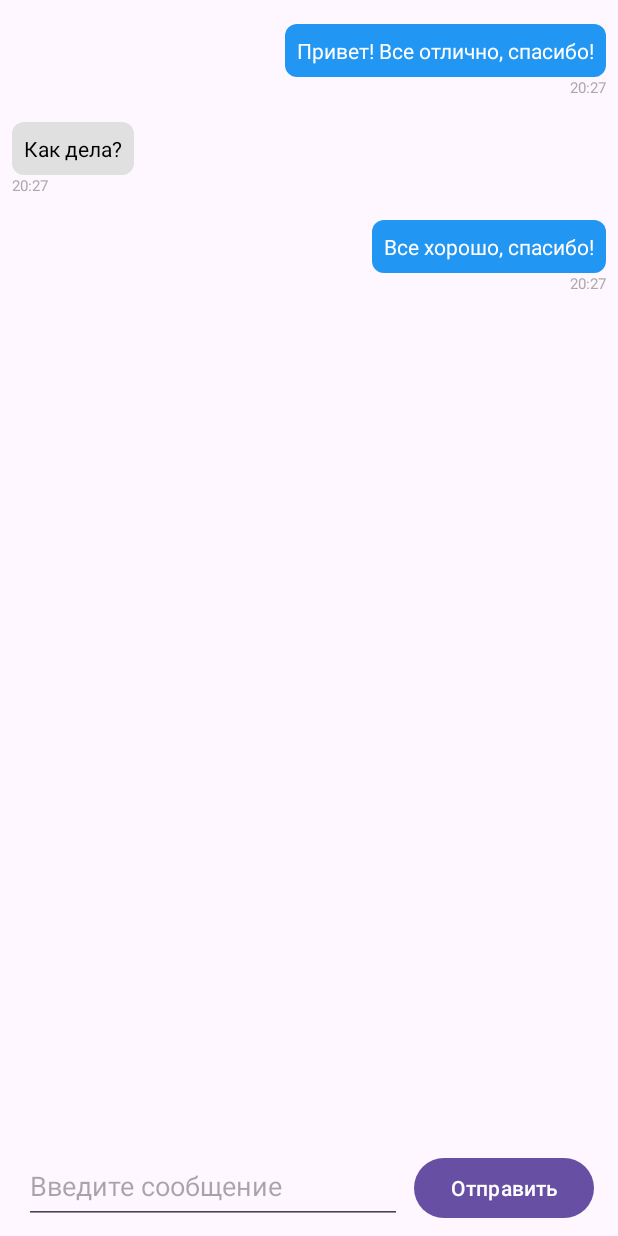
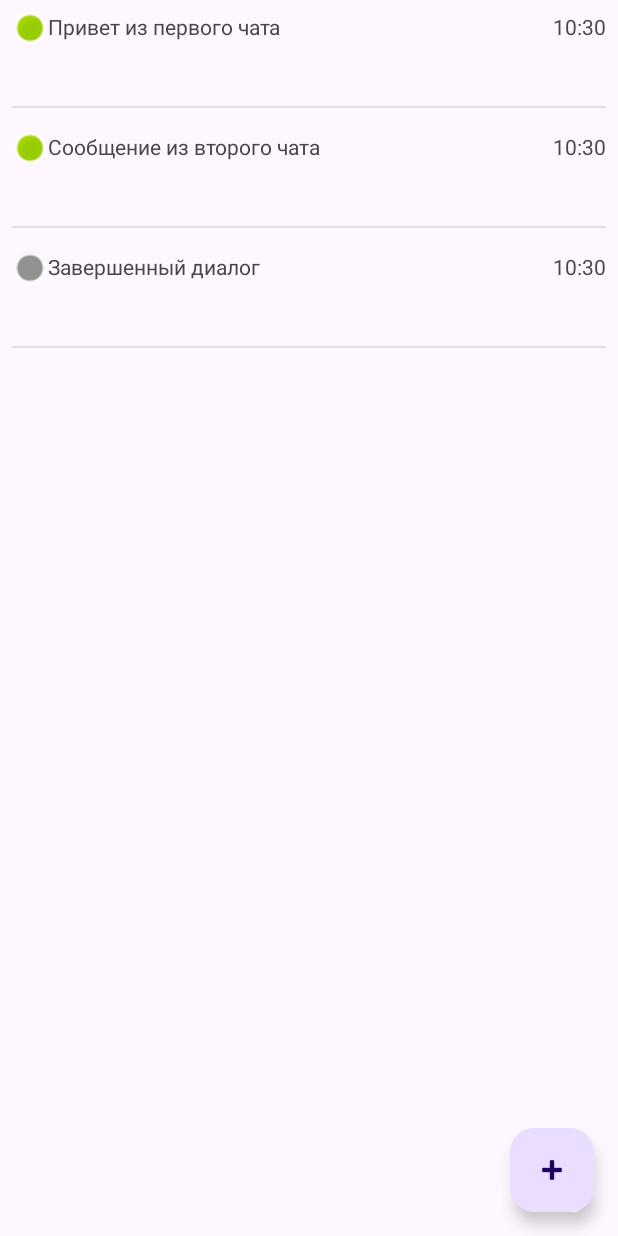
Before and after one commit to MihajlovAleksandr/AIChat, an Android app: the screen it shows after launch (MainActivity), on a phone screen of 412 x 824 dp. Run offline under Robolectric (Android 15) with nearby library versions, the phone set to English and light mode, and no system bars.

Commit message:
Add ChatList

```diff
--- /dev/null
+++ b/app/src/main/java/com/example/aichat/Chat.java
@@ -0,0 +1,89 @@
+package com.example.aichat;
+
+import java.time.LocalDateTime;
+import java.time.ZoneId;
+import java.time.ZonedDateTime;
+import java.time.format.DateTimeFormatter;
+import java.util.Arrays;
+import java.util.Objects;
+
+public class Chat implements Comparable<Chat> {
+    private int id;
+    private String creationTime;
+    private String endTime;
+    private int[] users;
+    private String lastMessage;
+
+    public Chat() {
+        this.creationTime = ZonedDateTime.now(ZoneId.of("UTC"))
+                .format(DateTimeFormatter.ISO_OFFSET_DATE_TIME);
+    }
+
+    public Chat(int id, int[] users, String lastMessage, boolean isActive) {
+        this.id = id; // Убедитесь, что ID сохраняется
+        this.users = users;
+        this.lastMessage = lastMessage;
+        this.creationTime = ZonedDateTime.now(ZoneId.of("UTC"))
+                .format(DateTimeFormatter.ISO_OFFSET_DATE_TIME);
+        if (!isActive) {
+            this.endTime = ZonedDateTime.now(ZoneId.of("UTC"))
+                    .format(DateTimeFormatter.ISO_OFFSET_DATE_TIME);
+        }
+    }
+    private LocalDateTime getLocalTime(String time) {
+        if (time == null) return null;
+        ZonedDateTime utcDateTime = ZonedDateTime.parse(time, DateTimeFormatter.ISO_OFFSET_DATE_TIME);
+        return utcDateTime.withZoneSameInstant(ZoneId.systemDefault()).toLocalDateTime();
+    }
+
+    public LocalDateTime getCreationTime() {
+        return getLocalTime(creationTime);
+    }
+
+    public LocalDateTime getEndTime() {
+        return getLocalTime(endTime);
+    }
+
+    @Override
+    public int compareTo(Chat other) {
+        return this.getCreationTime().compareTo(other.getCreationTime());
+    }
+
+    @Override
+    public boolean equals(Object o) {
+        if (this == o) return true;
+        if (o == null || getClass() != o.getClass()) return false;
+        Chat chat = (Chat) o;
+        return id == chat.id;
+    }
+
+    @Override
+    public int hashCode() {
+        return Objects.hash(id);
+    }
+
+    public int getId() {
+        return id;
+    }
+
+    public int[] getUsers() {
+        return users;
+    }
+
+    public String getLastMessage() {
+        return lastMessage;
+    }
+
+    public boolean isActive() {
+        return endTime == null;
+    }
+
+    public void setLastMessage(String lastMessage) {
+        this.lastMessage = lastMessage;
+    }
+
+    public void endChat() {
+        this.endTime = ZonedDateTime.now(ZoneId.of("UTC"))
+                .format(DateTimeFormatter.ISO_OFFSET_DATE_TIME);
+    }
+}
--- /dev/null
+++ b/app/src/main/java/com/example/aichat/ChatAdapter.java
@@ -0,0 +1,79 @@
+package com.example.aichat;
+
+import android.view.LayoutInflater;
+import android.view.View;
+import android.view.ViewGroup;
+import android.widget.ImageView;
+import android.widget.TextView;
+import androidx.annotation.NonNull;
+import androidx.recyclerview.widget.RecyclerView;
+
+import java.time.LocalDateTime;
+import java.time.format.DateTimeFormatter;
+import java.util.List;
+
+public class ChatAdapter extends RecyclerView.Adapter<ChatAdapter.ChatViewHolder> {
+
+    private List<Chat> chatList;
+    private OnChatClickListener listener;
+
+    public ChatAdapter(List<Chat> chatList, OnChatClickListener listener) {
+        this.chatList = chatList;
+        this.listener = listener;
+    }
+
+    @NonNull
+    @Override
+    public ChatViewHolder onCreateViewHolder(@NonNull ViewGroup parent, int viewType) {
+        View view = LayoutInflater.from(parent.getContext())
+                .inflate(R.layout.item_chat, parent, false);
+        return new ChatViewHolder(view);
+    }
+
+    @Override
+    public void onBindViewHolder(@NonNull ChatViewHolder holder, int position) {
+        Chat chat = chatList.get(position);
+        holder.bind(chat);
+
+        holder.itemView.setOnClickListener(v -> {
+            if (listener != null) {
+                listener.onChatClick(chat);
+            }
+        });
+    }
+
+    @Override
+    public int getItemCount() {
+        return chatList.size();
+    }
+
+    static class ChatViewHolder extends RecyclerView.ViewHolder {
+        private TextView tvLastMessage;
+        private TextView tvTime;
+        private ImageView ivChatStatus;
+
+        public ChatViewHolder(@NonNull View itemView) {
+            super(itemView);
+            tvLastMessage = itemView.findViewById(R.id.tv_last_message);
+            tvTime = itemView.findViewById(R.id.tv_time);
+            ivChatStatus = itemView.findViewById(R.id.iv_chat_status);
+        }
+
+        public void bind(Chat chat) {
+            tvLastMessage.setText(chat.getLastMessage());
+
+            LocalDateTime displayTime = chat.isActive() ?
+                    chat.getCreationTime() : chat.getEndTime();
+            tvTime.setText(displayTime.format(DateTimeFormatter.ofPattern("HH:mm")));
+
+            int statusIcon = chat.isActive() ?
+                    android.R.drawable.presence_online :
+                    android.R.drawable.presence_invisible;
+            ivChatStatus.setImageResource(statusIcon);
+        }
+    }
+
+    public interface OnChatClickListener {
+        void onChatClick(Chat chat);
+    }
+}
--- a/app/src/main/java/com/example/aichat/ChatFragment.java
+++ b/app/src/main/java/com/example/aichat/ChatFragment.java
@@ -1,14 +1,19 @@
 package com.example.aichat;
 
 import android.os.Bundle;
+import android.util.Log;
 import android.view.LayoutInflater;
 import android.view.View;
 import android.view.ViewGroup;
 import android.widget.Button;
 import android.widget.EditText;
+import android.widget.ImageButton;
+
+import androidx.annotation.NonNull;
 import androidx.fragment.app.Fragment;
 import androidx.recyclerview.widget.LinearLayoutManager;
 import androidx.recyclerview.widget.RecyclerView;
+
 import java.util.ArrayList;
 import java.util.List;
 
@@ -20,60 +25,63 @@ public class ChatFragment extends Fragment {
     private MessageAdapter messageAdapter;
     private List<Message> messages;
     private int currentUserId = 1;
+    private int chatId = -1;
 
     @Override
-    public View onCreateView(LayoutInflater inflater, ViewGroup container,
+    public View onCreateView(@NonNull LayoutInflater inflater, ViewGroup container,
                              Bundle savedInstanceState) {
         View view = inflater.inflate(R.layout.fragment_chat, container, false);
 
-        rvMessages = view.findViewById(R.id.rvMessages);
+        // Получаем ID чата из аргументов
+        if (getArguments() != null) {
+            chatId = getArguments().getInt("chatId", -1);
+        }
+        Log.d("ChatFragment", "Chat ID: " + chatId);
+
+        rvMessages = view.findViewById(R.id.rv_messages);
         rvMessages.setLayoutManager(new LinearLayoutManager(getContext()));
+
+        ImageButton btnBack = view.findViewById(R.id.btn_back);
+        btnBack.setOnClickListener(v -> navigateBack());
+
 
         messages = new ArrayList<>();
         messageAdapter = new MessageAdapter(messages, currentUserId);
         rvMessages.setAdapter(messageAdapter);
 
-        addSampleMessages();
+        loadMessages(chatId);
 
-        tiMessage = view.findViewById(R.id.tiMessage);
-        bSendMessage = view.findViewById(R.id.bSendMessage);
-
+        tiMessage = view.findViewById(R.id.ti_message);
+        bSendMessage = view.findViewById(R.id.b_send_message);
         bSendMessage.setOnClickListener(v -> {
             String messageText = tiMessage.getText().toString().trim();
             if (!messageText.isEmpty()) {
-                Message message = new Message(messageText, currentUserId, 1);
+                Message message = new Message(messageText, currentUserId, chatId);
                 messages.add(message);
                 messageAdapter.notifyItemInserted(messages.size() - 1);
+                rvMessages.scrollToPosition(messages.size() - 1);
                 tiMessage.setText("");
             }
         });
-        rvMessages.addOnLayoutChangeListener(new View.OnLayoutChangeListener() {
-            @Override
-            public void onLayoutChange(View v, int left, int top, int right, int bottom,
-                                       int oldLeft, int oldTop, int oldRight, int oldBottom) {
-                if (bottom < oldBottom) {
-                    // Сохраняем текущую позицию прокрутки
-                    final int scrollY = rvMessages.computeVerticalScrollOffset();
 
-                    rvMessages.post(new Runnable() {
-                        @Override
-                        public void run() {
-                            if (messageAdapter != null) {
-                                // Восстанавливаем позицию прокрутки
-                                rvMessages.scrollBy(0, scrollY);
-                            }
-                        }
-                    });
-                }
-            }
-        });
         return view;
     }
-
-    private void addSampleMessages() {
-        messages.add(new Message("Привет! Все отлично, спасибо!", currentUserId, 1));
-        messages.add(new Message("Как дела?", 2, 1));
-        messages.add(new Message("Все хорошо, спасибо!", currentUserId, 1));
+    private void navigateBack() {
+        if (getActivity() instanceof MainActivity) {
+            ((MainActivity) getActivity()).backToChats();
+        }
+    }
+    private void loadMessages(int chatId) {
+        messages.clear();
+        if (chatId == 1) {
+            messages.add(new Message("Привет из чата #1!", currentUserId, chatId));
+            messages.add(new Message("Как дела в первом чате?", 2, chatId));
+        } else if (chatId == 2) {
+            messages.add(new Message("Это чат номер 2", currentUserId, chatId));
+            messages.add(new Message("Здесь другое обсуждение", 3, chatId));
+        } else {
+            messages.add(new Message("Добро пожаловать в чат #" + chatId, currentUserId, chatId));
+        }
         messageAdapter.notifyDataSetChanged();
     }
 }
--- /dev/null
+++ b/app/src/main/java/com/example/aichat/ChatPagerAdapter.java
@@ -0,0 +1,62 @@
+package com.example.aichat;
+
+import android.os.Bundle;
+
+import androidx.annotation.NonNull;
+import androidx.fragment.app.Fragment;
+import androidx.fragment.app.FragmentActivity;
+import androidx.viewpager2.adapter.FragmentStateAdapter;
+
+import java.util.concurrent.ConcurrentNavigableMap;
+
+public class ChatPagerAdapter extends FragmentStateAdapter {
+
+    private int currentChatId = -1;
+    private ConnectionManager connectionManager;
+
+    public ChatPagerAdapter(@NonNull FragmentActivity fragmentActivity, ConnectionManager connectionManager) {
+        super(fragmentActivity);
+        this.connectionManager =  connectionManager;
+        connectionManager.SetCommandGot(new OnConnectionEvents() {
+            @Override
+            public void OnCommandGot(Command command) {
+
+            }
+
+            @Override
+            public void OnConnectionFailed() {
+
+            }
+
+            @Override
+            public void OnOpen() {
+
+            }
+        });
+    }
+
+    public void setCurrentChatId(int chatId) {
+        this.currentChatId = chatId;
+        notifyItemChanged(1);
+    }
+
+    @NonNull
+    @Override
+    public Fragment createFragment(int position) {
+        if (position == 1) {
+            ChatFragment chatFragment = new ChatFragment();
+            if (currentChatId != -1) {
+                Bundle args = new Bundle();
+                args.putInt("chatId", currentChatId);
+                chatFragment.setArguments(args);
+            }
+            return chatFragment;
+        }
+        return new ChatsListFragment();
+    }
+
+    @Override
+    public int getItemCount() {
+        return 2;
+    }
+}
--- /dev/null
+++ b/app/src/main/java/com/example/aichat/ChatsListFragment.java
@@ -0,0 +1,75 @@
+package com.example.aichat;
+
+import android.os.Bundle;
+import android.view.LayoutInflater;
+import android.view.View;
+import android.view.ViewGroup;
+
+import androidx.activity.OnBackPressedCallback;
+import androidx.annotation.NonNull;
+import androidx.fragment.app.Fragment;
+import androidx.recyclerview.widget.LinearLayoutManager;
+import androidx.recyclerview.widget.RecyclerView;
+import com.google.android.material.floatingactionbutton.FloatingActionButton;
+import java.util.ArrayList;
+import java.util.List;
+
+public class ChatsListFragment extends Fragment {
+
+    private RecyclerView recyclerView;
+    private ChatAdapter chatAdapter;
+    private List<Chat> chatList = new ArrayList<>();
+
+    @Override
+    public View onCreateView(@NonNull LayoutInflater inflater, ViewGroup container,
+                             Bundle savedInstanceState) {
+        View view = inflater.inflate(R.layout.fragment_chats_list, container, false);
+
+        recyclerView = view.findViewById(R.id.rv_chats);
+        recyclerView.setLayoutManager(new LinearLayoutManager(getContext()));
+
+        initSampleChats();
+
+        chatAdapter = new ChatAdapter(chatList, chat -> {
+            ((MainActivity) requireActivity()).openChat(chat.getId());
+        });
+        recyclerView.setAdapter(chatAdapter);
+
+        FloatingActionButton fabAddChat = view.findViewById(R.id.fab_add_chat);
+        fabAddChat.setOnClickListener(v -> addNewChat());
+
+        return view;
+    }
+
+    @Override
+    public void onResume() {
+        super.onResume();
+        // Отключаем обработку кнопки "Назад" в списке чатов
+        requireActivity().getOnBackPressedDispatcher().addCallback(getViewLifecycleOwner(),
+                new OnBackPressedCallback(false) {
+                    @Override
+                    public void handleOnBackPressed() {
+                        // Ничего не делаем - кнопка "Назад" будет работать по умолчанию
+                    }
+                });
+    }
+    private void initSampleChats() {
+        // Создаем чаты с разными ID
+        Chat chat1 = new Chat(1, new int[]{1, 2}, "Привет из первого чата", true);
+        Chat chat2 = new Chat(2, new int[]{1, 3}, "Сообщение из второго чата", true);
+        Chat chat3 = new Chat(3, new int[]{1, 4}, "Завершенный диалог", false);
+        chat3.endChat();
+
+        chatList.add(chat1);
+        chatList.add(chat2);
+        chatList.add(chat3);
+    }
+
+    public void addNewChat() {
+        int newId = chatList.isEmpty() ? 1 : chatList.toArray().length + 1;
+        Chat newChat = new Chat(newId, new int[]{1, 4}, "Чат начат", true);
+        chatList.add(0, newChat);
+        chatAdapter.notifyItemInserted(0);
+        recyclerView.scrollToPosition(0);
+    }
+}
--- a/app/src/main/java/com/example/aichat/MainActivity.java
+++ b/app/src/main/java/com/example/aichat/MainActivity.java
@@ -1,21 +1,46 @@
 package com.example.aichat;
 
 import android.os.Bundle;
-import android.util.Log;
-
 import androidx.appcompat.app.AppCompatActivity;
+import androidx.viewpager2.widget.ViewPager2;
 
 public class MainActivity extends AppCompatActivity {
+
+    private ViewPager2 viewPager;
+    private ChatPagerAdapter pagerAdapter;
+    private int currentChatId = -1;
 
     @Override
     protected void onCreate(Bundle savedInstanceState) {
         super.onCreate(savedInstanceState);
         setContentView(R.layout.activity_main);
+        ConnectionManager connectionManager = Singleton.getInstance().getConnectionManager();
+        if(connectionManager == null) {
+            connectionManager = new ConnectionManager(TokenManager.getToken(this));
+        }
+        viewPager = findViewById(R.id.view_pager);
+        pagerAdapter = new ChatPagerAdapter(this, connectionManager);
+        viewPager.setAdapter(pagerAdapter);
+        viewPager.setUserInputEnabled(false);
+    }
 
-        if (savedInstanceState == null) {
-            getSupportFragmentManager().beginTransaction()
-                    .replace(R.id.fragment_container, new ChatFragment())
-                    .commit();
+    @Override
+    public void onBackPressed() {
+        if (viewPager.getCurrentItem() == 1) {
+            backToChats();
+        } else {
+            super.onBackPressed();
         }
     }
+
+    public void openChat(int chatId) {
+        currentChatId = chatId;
+        pagerAdapter.setCurrentChatId(chatId);
+        viewPager.setCurrentItem(1, true);
+    }
+
+    public void backToChats() {
+        currentChatId = -1;
+        viewPager.setCurrentItem(0, true);
+    }
 }
--- a/app/src/main/java/com/example/aichat/MessageAdapter.java
+++ b/app/src/main/java/com/example/aichat/MessageAdapter.java
@@ -6,14 +6,13 @@ import android.view.ViewGroup;
 import android.widget.TextView;
 import androidx.annotation.NonNull;
 import androidx.recyclerview.widget.RecyclerView;
-
 import java.time.format.DateTimeFormatter;
 import java.util.List;
 
 public class MessageAdapter extends RecyclerView.Adapter<MessageAdapter.MessageViewHolder> {
 
     private List<Message> messages;
-    private int currentUserId; // ID текущего пользователя
+    private int currentUserId;
 
     public MessageAdapter(List<Message> messages, int currentUserId) {
         this.messages = messages;
@@ -23,17 +22,18 @@ public class MessageAdapter extends RecyclerView.Adapter<MessageAdapter.MessageV
     @NonNull
     @Override
     public MessageViewHolder onCreateViewHolder(@NonNull ViewGroup parent, int viewType) {
-        // Используем разные макеты для "моих" и "чужих" сообщений
         int layoutRes = viewType == 0 ? R.layout.my_message : R.layout.other_message;
         View view = LayoutInflater.from(parent.getContext()).inflate(layoutRes, parent, false);
         return new MessageViewHolder(view);
     }
-
     @Override
     public void onBindViewHolder(@NonNull MessageViewHolder holder, int position) {
         Message message = messages.get(position);
         holder.messageText.setText(message.getText());
-        holder.timeText.setText(message.getTime().format(DateTimeFormatter.ofPattern("HH:mm")));
+
+        // Можно отображать ID чата для отладки
+        holder.timeText.setText(message.getTime().format(DateTimeFormatter.ofPattern("HH:mm"))
+                + " (Чат " + message.getChat() + ")");
     }
 
     @Override
@@ -43,7 +43,6 @@ public class MessageAdapter extends RecyclerView.Adapter<MessageAdapter.MessageV
 
     @Override
     public int getItemViewType(int position) {
-        // Возвращаем 0, если сообщение "мое", и 1, если "чужое"
         return messages.get(position).isMyMessage(currentUserId) ? 0 : 1;
     }
 
--- a/app/src/main/res/layout/activity_main.xml
+++ b/app/src/main/res/layout/activity_main.xml
@@ -1,5 +1,6 @@
 <?xml version="1.0" encoding="utf-8"?>
-<androidx.constraintlayout.widget.ConstraintLayout xmlns:android="http://schemas.android.com/apk/res/android"
+<androidx.constraintlayout.widget.ConstraintLayout
+    xmlns:android="http://schemas.android.com/apk/res/android"
     xmlns:app="http://schemas.android.com/apk/res-auto"
     xmlns:tools="http://schemas.android.com/tools"
     android:layout_width="match_parent"
@@ -7,9 +8,8 @@
     android:fitsSystemWindows="true"
     tools:context=".MainActivity">
 
-    <!-- Контейнер для фрагментов -->
-    <FrameLayout
-        android:id="@+id/fragment_container"
+    <androidx.viewpager2.widget.ViewPager2
+        android:id="@+id/view_pager"
         android:layout_width="0dp"
         android:layout_height="0dp"
         android:fitsSystemWindows="true"
--- a/app/src/main/res/layout/fragment_chat.xml
+++ b/app/src/main/res/layout/fragment_chat.xml
@@ -5,22 +5,32 @@
     android:layout_width="match_parent"
     android:layout_height="match_parent">
 
-    <!-- RecyclerView для сообщений: его высота определяется ограничениями от верхней части экрана до начала поля ввода -->
+    <!-- Добавленная кнопка назад -->
+    <ImageButton
+        android:id="@+id/btn_back"
+        android:layout_width="48dp"
+        android:layout_height="48dp"
+        android:src="@android:drawable/ic_menu_revert"
+        android:background="?attr/selectableItemBackgroundBorderless"
+        app:layout_constraintStart_toStartOf="parent"
+        app:layout_constraintTop_toTopOf="parent"
+        android:layout_margin="8dp"/>
+
     <androidx.recyclerview.widget.RecyclerView
-        android:id="@+id/rvMessages"
+        android:id="@+id/rv_messages"
         android:layout_width="0dp"
         android:layout_height="0dp"
         android:layout_marginTop="8dp"
         android:layout_marginBottom="8dp"
         android:scrollbars="vertical"
-        app:layout_constraintTop_toTopOf="parent"
-        app:layout_constraintBottom_toTopOf="@+id/tiMessage"
+        app:layout_constraintTop_toBottomOf="@+id/btn_back"
+        app:layout_constraintBottom_toTopOf="@+id/ti_message"
         app:layout_constraintStart_toStartOf="parent"
         app:layout_constraintEnd_toEndOf="parent" />
 
-    <!-- Поле для ввода текста: оно занимает ровно столько места, сколько нужно (от 1 до 5 строк) -->
+    <!-- Остальные элементы остаются без изменений -->
     <com.google.android.material.textfield.TextInputEditText
-        android:id="@+id/tiMessage"
+        android:id="@+id/ti_message"
         android:layout_width="0dp"
         android:layout_height="wrap_content"
         android:layout_marginStart="16dp"
@@ -31,23 +41,20 @@
         android:minLines="1"
         android:gravity="top|start"
         android:minHeight="48dp"
-    android:maxHeight="150dp"
-    android:scrollbars="vertical"
-    android:inputType="textMultiLine"
-    app:layout_constraintTop_toBottomOf="@+id/rvMessages"
-    app:layout_constraintBottom_toBottomOf="parent"
-    app:layout_constraintStart_toStartOf="parent"
-    app:layout_constraintEnd_toStartOf="@+id/bSendMessage" />
+        android:maxHeight="150dp"
+        android:scrollbars="vertical"
+        android:inputType="textMultiLine"
+        app:layout_constraintBottom_toBottomOf="parent"
+        app:layout_constraintStart_toStartOf="parent"
+        app:layout_constraintEnd_toStartOf="@+id/b_send_message" />
 
-    <!-- Кнопка отправки -->
     <Button
-        android:id="@+id/bSendMessage"
+        android:id="@+id/b_send_message"
         android:layout_width="wrap_content"
         android:layout_height="wrap_content"
         android:layout_marginEnd="16dp"
         android:layout_marginBottom="8dp"
         android:text="Отправить"
-        app:layout_constrainedWidth="true"
         app:layout_constraintBottom_toBottomOf="parent"
         app:layout_constraintEnd_toEndOf="parent" />
 
--- /dev/null
+++ b/app/src/main/res/layout/fragment_chats_list.xml
@@ -0,0 +1,26 @@
+<?xml version="1.0" encoding="utf-8"?>
+<androidx.constraintlayout.widget.ConstraintLayout
+    xmlns:android="http://schemas.android.com/apk/res/android"
+    xmlns:app="http://schemas.android.com/apk/res-auto"
+    android:layout_width="match_parent"
+    android:layout_height="match_parent">
+
+    <androidx.recyclerview.widget.RecyclerView
+        android:id="@+id/rv_chats"
+        android:layout_width="0dp"
+        android:layout_height="0dp"
+        app:layout_constraintTop_toTopOf="parent"
+        app:layout_constraintBottom_toTopOf="@+id/fab_add_chat"
+        app:layout_constraintStart_toStartOf="parent"
+        app:layout_constraintEnd_toEndOf="parent"/>
+
+    <com.google.android.material.floatingactionbutton.FloatingActionButton
+        android:id="@+id/fab_add_chat"
+        android:layout_width="wrap_content"
+        android:layout_height="wrap_content"
+        android:layout_margin="16dp"
+        android:src="@android:drawable/ic_input_add"
+        app:layout_constraintBottom_toBottomOf="parent"
+        app:layout_constraintEnd_toEndOf="parent"/>
+
+</androidx.constraintlayout.widget.ConstraintLayout>
--- /dev/null
+++ b/app/src/main/res/layout/item_chat.xml
@@ -0,0 +1,47 @@
+<?xml version="1.0" encoding="utf-8"?>
+<androidx.constraintlayout.widget.ConstraintLayout
+    xmlns:android="http://schemas.android.com/apk/res/android"
+    xmlns:app="http://schemas.android.com/apk/res-auto"
+    android:layout_width="match_parent"
+    android:layout_height="80dp"
+    android:padding="8dp"
+    android:background="?attr/selectableItemBackground"
+    android:clickable="true"
+    android:focusable="true">
+
+    <ImageView
+        android:id="@+id/iv_chat_status"
+        android:layout_width="24dp"
+        android:layout_height="24dp"
+        android:layout_marginEnd="8dp"
+        app:layout_constraintBottom_toBottomOf="@+id/tv_last_message"
+        app:layout_constraintStart_toStartOf="parent"
+        app:layout_constraintTop_toTopOf="@+id/tv_last_message"/>
+
+    <TextView
+        android:id="@+id/tv_last_message"
+        android:layout_width="0dp"
+        android:layout_height="wrap_content"
+        android:ellipsize="end"
+        android:maxLines="1"
+        app:layout_constraintTop_toTopOf="parent"
+        app:layout_constraintStart_toEndOf="@+id/iv_chat_status"
+        app:layout_constraintEnd_toStartOf="@+id/tv_time"/>
+
+    <TextView
+        android:id="@+id/tv_time"
+        android:layout_width="wrap_content"
+        android:layout_height="wrap_content"
+        android:layout_marginStart="8dp"
+        app:layout_constraintTop_toTopOf="parent"
+        app:layout_constraintEnd_toEndOf="parent"/>
+
+    <View
+        android:layout_width="0dp"
+        android:layout_height="1dp"
+        android:background="#E0E0E0"
+        app:layout_constraintBottom_toBottomOf="parent"
+        app:layout_constraintEnd_toEndOf="parent"
+        app:layout_constraintStart_toStartOf="parent"/>
+
+</androidx.constraintlayout.widget.ConstraintLayout>
```
